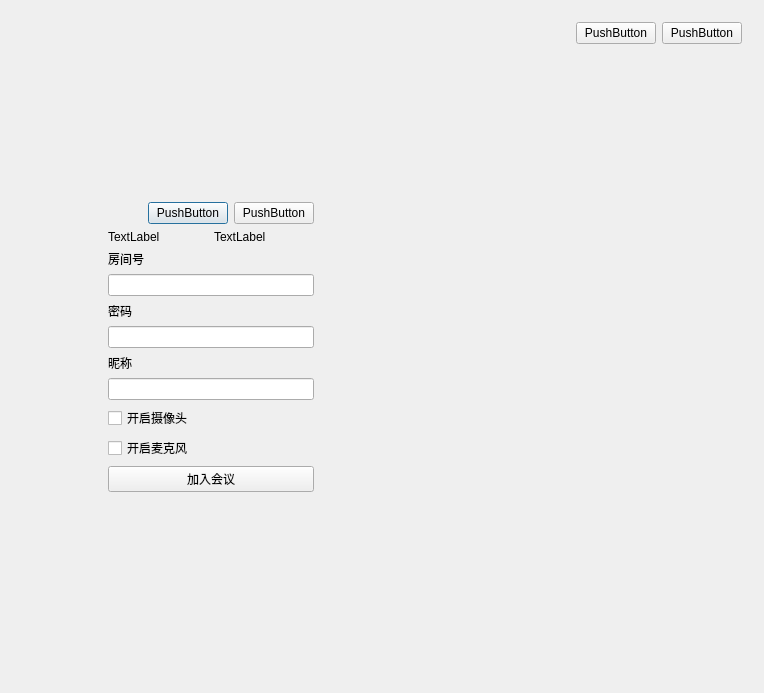
ouqingshen/HelloMeeting, file HelloMeeting/CLoginDIg.ui: the form before one commit.
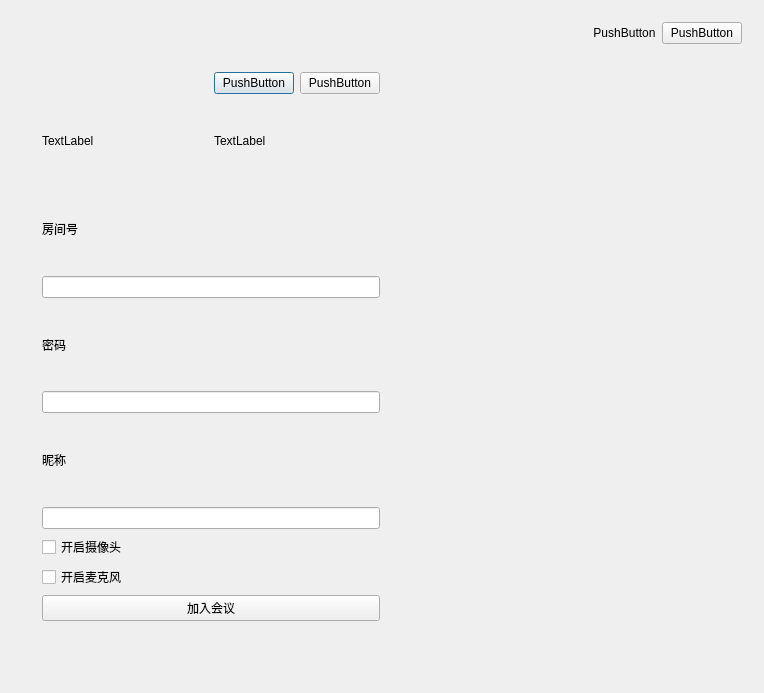
The form after the commit. Icons and pictures are not drawn.

What changed in the file:
```diff
--- a/HelloMeeting/CLoginDIg.ui
+++ b/HelloMeeting/CLoginDIg.ui
@@ -28,10 +28,13 @@
         <property name="orientation">
          <enum>Qt::Vertical</enum>
         </property>
+        <property name="sizeType">
+         <enum>QSizePolicy::Fixed</enum>
+        </property>
         <property name="sizeHint" stdset="0">
          <size>
           <width>20</width>
-          <height>163</height>
+          <height>50</height>
          </size>
         </property>
        </spacer>
@@ -43,9 +46,12 @@
           <property name="orientation">
            <enum>Qt::Horizontal</enum>
           </property>
+          <property name="sizeType">
+           <enum>QSizePolicy::Fixed</enum>
+          </property>
           <property name="sizeHint" stdset="0">
            <size>
-            <width>40</width>
+            <width>20</width>
             <height>20</height>
            </size>
           </property>
@@ -160,9 +166,12 @@
           <property name="orientation">
            <enum>Qt::Horizontal</enum>
           </property>
+          <property name="sizeType">
+           <enum>QSizePolicy::Fixed</enum>
+          </property>
           <property name="sizeHint" stdset="0">
            <size>
-            <width>40</width>
+            <width>20</width>
             <height>20</height>
            </size>
           </property>
@@ -175,10 +184,13 @@
         <property name="orientation">
          <enum>Qt::Vertical</enum>
         </property>
+        <property name="sizeType">
+         <enum>QSizePolicy::Fixed</enum>
+        </property>
         <property name="sizeHint" stdset="0">
          <size>
           <width>20</width>
-          <height>162</height>
+          <height>50</height>
          </size>
         </property>
        </spacer>
@@ -206,6 +218,21 @@
         </item>
         <item>
          <widget class="QPushButton" name="btnMin">
+          <property name="styleSheet">
+           <string notr="true">/* 正常状态下的样式 */
+QPushButton {
+    background-image: url(:/CLoginDIg/resources/login/min.svg);
+    border: none;
+}
+
+/* 鼠标悬停状态下的样式 */
+QPushButton:hover {
+    background-color: rgb(99, 99, 99);
+    background-image: url(:/CLoginDIg/resources/login/min_hover.svg);
+    border: none;
+}
+</string>
+          </property>
           <property name="text">
            <string>PushButton</string>
           </property>
```
Left out of the diff: 2 changed lines with no effect on the pictures.
